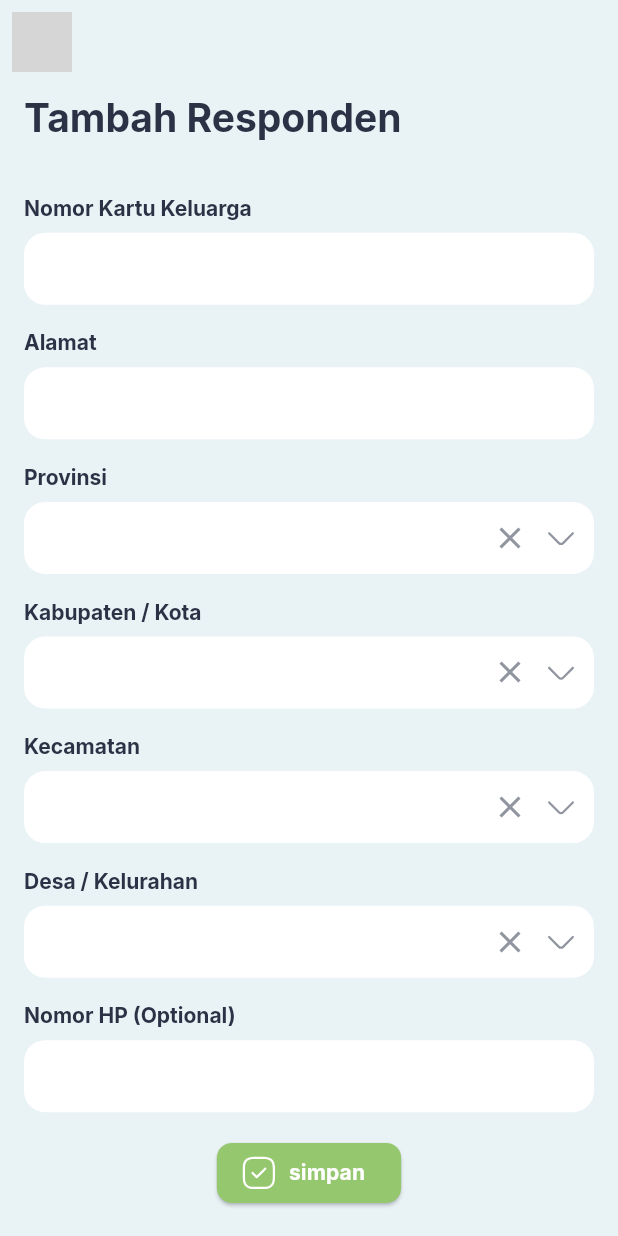
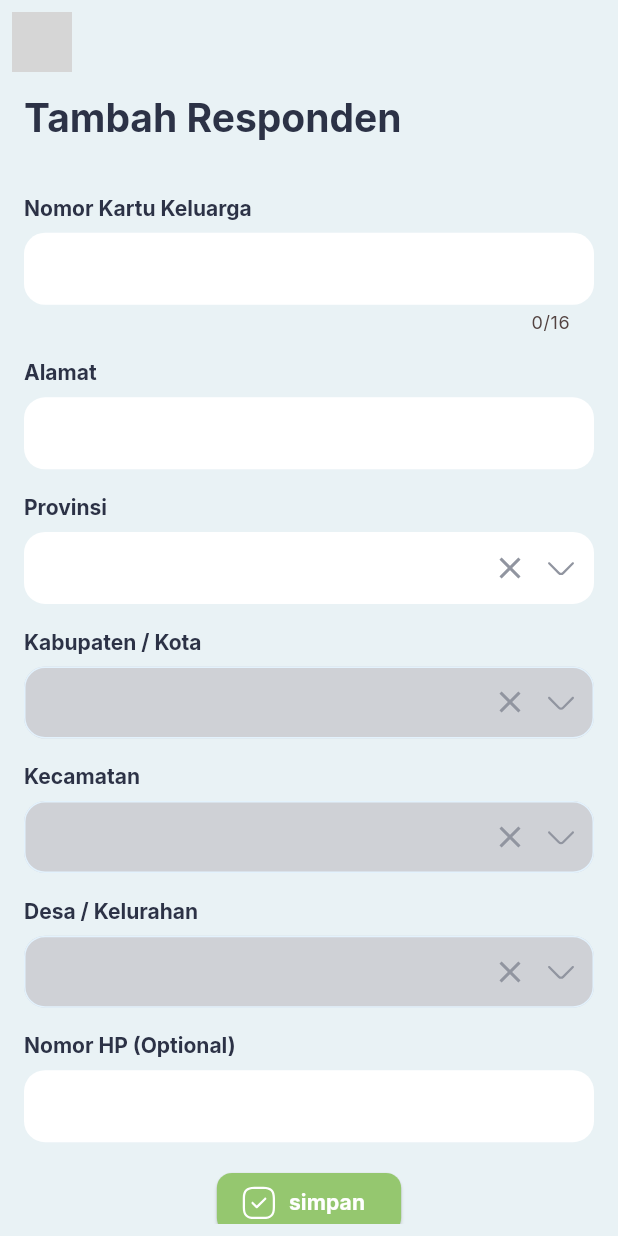
Before and after one commit to syahruncega/survey_stunting_mobile, a Flutter app: the CustomElevatedButton widget shown alone on an empty page, opened directly, after a tap on "Tambah Responden", on a phone screen of 412 x 824 dp. Run offline on Flutter 3.47's test engine with Material 2 defaults, Android fonts, the phone set to English and light mode, and no system bars; drawn by our look-alikes of flutter_typeahead; our stand-ins replace dio, flutter_dotenv, flutter_form_builder, flutter_slidable, flutter_svg, fluttertoast and 9 more; missing offline and left inert: crypt, excel, file_saver; accounts and stored records are empty; generated files the repository leaves out were written again; network calls fail; grey boxes are pictures that could not be loaded.

Commit message:
Change UI & Fix bug in form add Responden

```diff
--- a/lib/components/custom_elevated_button.dart
+++ b/lib/components/custom_elevated_button.dart
@@ -4,16 +4,25 @@ class CustomElevatedButton extends StatelessWidget {
   final String label;
   final void Function()? onPressed;
   final Color? backgroundColor;
-  const CustomElevatedButton(
-      {required this.label,
+  final bool isLoading;
+  final double? width;
+  final double? height;
+
+  const CustomElevatedButton({
+    required this.label,
     required this.onPressed,
     this.backgroundColor,
-      Key? key})
-      : super(key: key);
+    this.isLoading = false,
+    this.width = double.infinity,
+    this.height = 40,
+    Key? key,
+  }) : super(key: key);
 
   @override
   Widget build(BuildContext context) {
-    return ElevatedButton(
+    return ConstrainedBox(
+      constraints: BoxConstraints.tightFor(width: width, height: height),
+      child: ElevatedButton(
         onPressed: onPressed,
         style: ElevatedButton.styleFrom(
           primary: backgroundColor ?? Theme.of(context).colorScheme.secondary,
@@ -21,9 +30,20 @@ class CustomElevatedButton extends StatelessWidget {
             borderRadius: BorderRadius.circular(10),
           ),
         ),
-      child: Text(
+        child: isLoading
+            ? SizedBox(
+                width: 24,
+                height: 24,
+                child: CircularProgressIndicator(
+                  color: Theme.of(context).textTheme.button?.color,
+                  strokeWidth: 2,
+                ),
+              )
+            : Text(
                 label,
                 style: Theme.of(context).textTheme.button,
+                textAlign: TextAlign.center,
+              ),
       ),
     );
   }
--- a/lib/components/filled_autocomplete.dart
+++ b/lib/components/filled_autocomplete.dart
@@ -46,7 +46,18 @@ class FilledAutocomplete extends StatelessWidget {
             decoration: InputDecoration(
               hintText: hintText,
               errorText: errorText == "" ? null : errorText,
+              errorStyle: TextStyle(
+                color: Theme.of(context).errorColor,
+              ),
+              disabledBorder: OutlineInputBorder(
+                borderRadius: BorderRadius.circular(14),
+                borderSide:
+                    BorderSide(color: Theme.of(context).secondaryHeaderColor),
+              ),
               filled: true,
+              fillColor: enabled
+                  ? Theme.of(context).inputDecorationTheme.fillColor
+                  : const Color.fromARGB(255, 207, 209, 214),
               contentPadding: const EdgeInsets.symmetric(
                 horizontal: 16,
               ),
--- a/lib/components/filled_text_field.dart
+++ b/lib/components/filled_text_field.dart
@@ -10,6 +10,7 @@ class FilledTextField extends StatelessWidget {
   final String? errorText;
   final int? minLine;
   final int? maxLine;
+  final int? maxLength;
   final TextEditingController? controller;
   final TextInputType? keyboardType;
   final TextInputAction? textInputAction;
@@ -43,6 +44,7 @@ class FilledTextField extends StatelessWidget {
     this.validator,
     this.onChanged,
     this.initialValue,
+    this.maxLength,
     Key? key,
   }) : super(key: key);
 
@@ -63,6 +65,7 @@ class FilledTextField extends StatelessWidget {
           controller: controller,
           minLines: minLine,
           maxLines: maxLine,
+          maxLength: maxLength,
           keyboardType: keyboardType,
           textInputAction: textInputAction,
           inputFormatters: inputFormatters,
@@ -75,6 +78,9 @@ class FilledTextField extends StatelessWidget {
             hintText: hintText,
             helperText: helperText,
             errorText: errorText == "" ? null : errorText,
+            errorStyle: TextStyle(
+              color: Theme.of(context).errorColor,
+            ),
             helperMaxLines: 2,
             hintStyle: TextStyle(color: Theme.of(context).hintColor),
             contentPadding: const EdgeInsets.symmetric(
--- a/lib/controllers/tambah_responden_controller.dart
+++ b/lib/controllers/tambah_responden_controller.dart
@@ -40,10 +40,10 @@ class TambahRespondenController extends GetxController {
   var kabupatenError = "".obs;
   var kecamatanError = "".obs;
   var kelurahanError = "".obs;
-  late int provinsiId;
-  late int kabupatenId;
-  late int kecamatanId;
-  late int kelurahanId;
+  int provinsiId = 0;
+  int kabupatenId = 0;
+  int kecamatanId = 0;
+  int kelurahanId = 0;
   late bool isConnect;
   String token = GetStorage().read("token");
 
@@ -75,20 +75,35 @@ class TambahRespondenController extends GetxController {
     kecamatanError.value = "";
     kelurahanError.value = "";
 
+    if (kartuKeluargaTEC.text.trim().length < 16) {
+      kartuKeluargaError.value = 'Nomor Kartu Keluarga harus 16 digit';
+    }
     if (kartuKeluargaTEC.text.trim().isEmpty) {
       kartuKeluargaError.value = 'Nomor Kartu Keluarga wajib diisi';
     }
     if (alamatTEC.text.trim().isEmpty) {
       alamatError.value = "Alamat wajib diisi";
     }
+    if (provinsiId == 0) {
+      provinsiError.value = "Provinsi wajib diisi";
+    }
     if (provinsiTEC.text.trim().isEmpty) {
       provinsiError.value = "Provinsi wajib diisi";
+    }
+    if (kabupatenId == 0) {
+      kabupatenError.value = "Kabupaten wajib diisi";
     }
     if (kabupatenTEC.text.trim().isEmpty) {
       kabupatenError.value = "Kabupaten wajib diisi";
     }
+    if (kecamatanId == 0) {
+      kecamatanError.value = "Kecamatan wajib diisi";
+    }
     if (kecamatanTEC.text.trim().isEmpty) {
       kecamatanError.value = "Kecamatan wajib diisi";
+    }
+    if (kelurahanId == 0) {
+      kelurahanError.value = "Kelurahan wajib diisi";
     }
     if (kelurahanTEC.text.trim().isEmpty) {
       kelurahanError.value = "Kelurahan wajib diisi";
--- a/lib/pages/Tambah-Responden/tambah_responden_screen.dart
+++ b/lib/pages/Tambah-Responden/tambah_responden_screen.dart
@@ -47,6 +47,7 @@ class TambahRespondenScreen extends StatelessWidget {
                       keyboardType: TextInputType.number,
                       controller: controller.kartuKeluargaTEC,
                       errorText: controller.kartuKeluargaError.value,
+                      maxLength: 16,
                     ),
                   ),
                   Obx(
@@ -78,6 +79,7 @@ class TambahRespondenScreen extends StatelessWidget {
                   Obx(
                     () => FilledAutocomplete(
                       title: "Kabupaten / Kota",
+                      enabled: controller.provinsiId != 0,
                       controller: controller.kabupatenTEC,
                       errorText: controller.kabupatenError.value,
                       items: controller.kabupaten
@@ -94,6 +96,7 @@ class TambahRespondenScreen extends StatelessWidget {
                   Obx(
                     () => FilledAutocomplete(
                       title: "Kecamatan",
+                      enabled: controller.kabupatenId != 0,
                       controller: controller.kecamatanTEC,
                       errorText: controller.kecamatanError.value,
                       items: controller.kecamatan
@@ -110,6 +113,7 @@ class TambahRespondenScreen extends StatelessWidget {
                   Obx(
                     () => FilledAutocomplete(
                       title: "Desa / Kelurahan",
+                      enabled: controller.kecamatanId != 0,
                       controller: controller.kelurahanTEC,
                       errorText: controller.kelurahanError.value,
                       items: controller.kelurahan
```
Also changed, not shown: lib/pages/Survey/survey_screen.dart (+24 -21 lines). Lines whose indentation alone changed are shown as unchanged.
